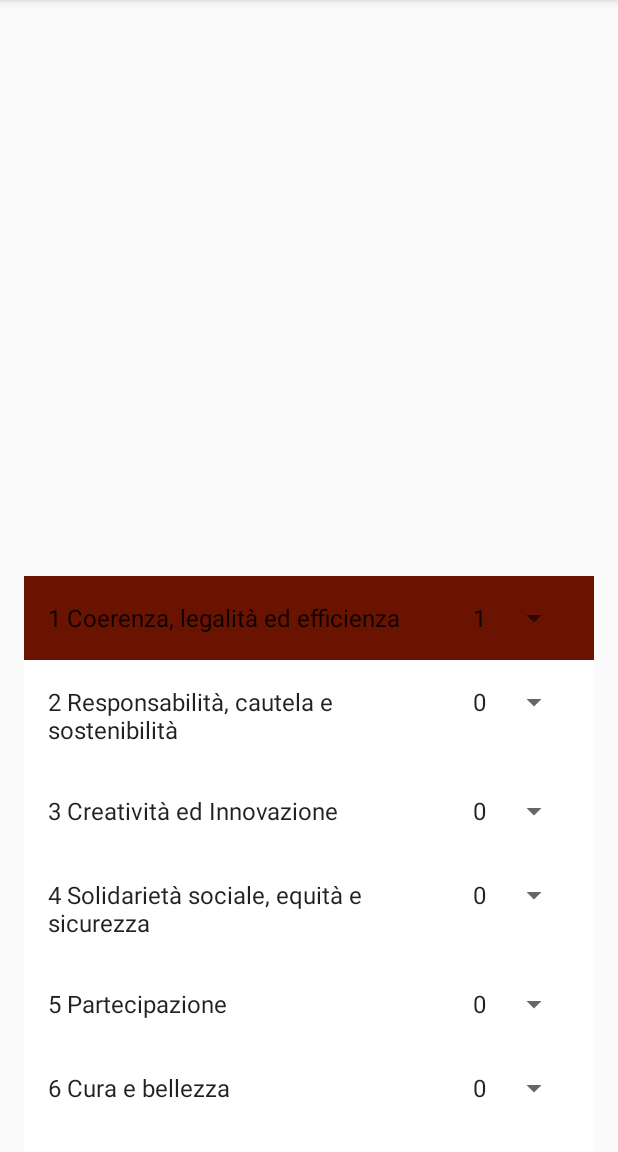
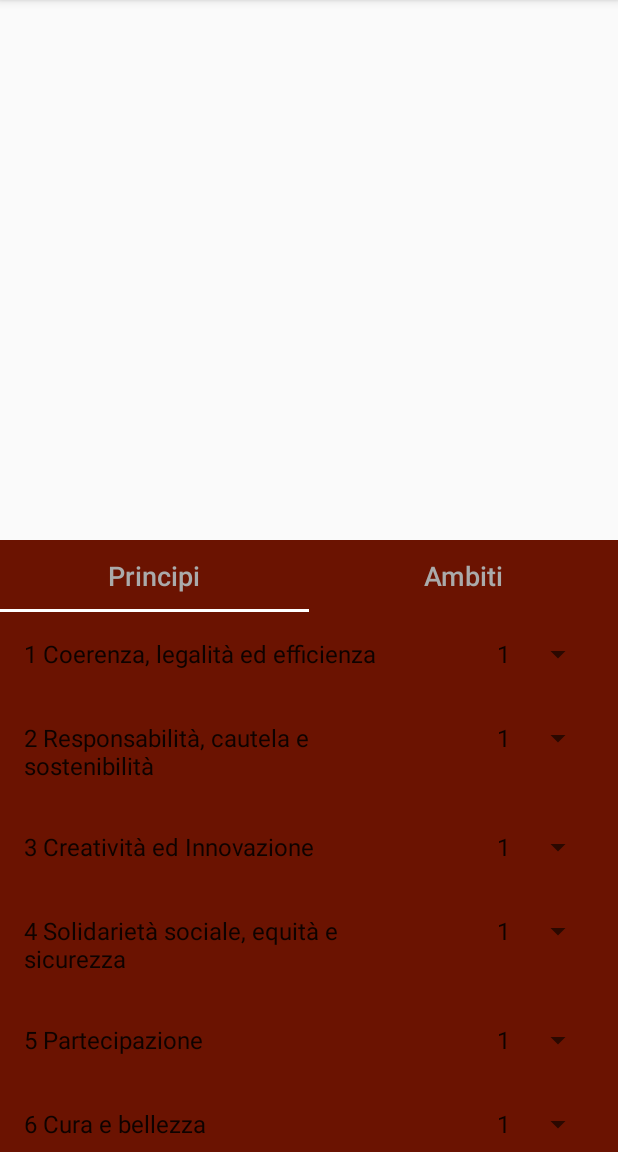
Before and after one commit to INDAPP/dynamicbrand, an Android app: the PrincipleFragment screen opened directly, with no data from a screen before it, on a phone screen of 412 x 824 dp, the part 84-1236 px from its top. Run offline under Robolectric (Android 15) with nearby library versions, the phone set to English and light mode, and no system bars; 4 statements that could not run were skipped.

Commit message:
Areas fragment implemented

```diff
--- a/app/src/main/java/it/fdc/dynamicbrand/AreaFragment.java
+++ b/app/src/main/java/it/fdc/dynamicbrand/AreaFragment.java
@@ -20,12 +20,8 @@ import java.util.List;
  * interface.
  */
 public class AreaFragment extends Fragment {
-
-    // TODO: Customize parameter argument names
-    private static final String ARG_COLUMN_COUNT = "column-count";
-    // TODO: Customize parameters
-    private int mColumnCount = 1;
     private OnAreaFragmentInteractionListener mListener;
+    private AreaViewAdapter mAdapter;
 
     /**
      * Mandatory empty constructor for the fragment manager to instantiate the
@@ -34,14 +30,15 @@ public class AreaFragment extends Fragment {
     public AreaFragment() {
     }
 
-    // TODO: Customize parameter initialization
-    @SuppressWarnings("unused")
-    public static AreaFragment newInstance(int columnCount) {
+    public static AreaFragment newInstance() {
         AreaFragment fragment = new AreaFragment();
-        Bundle args = new Bundle();
-        args.putInt(ARG_COLUMN_COUNT, columnCount);
-        fragment.setArguments(args);
+//        Bundle args = new Bundle();
+//        fragment.setArguments(args);
         return fragment;
+    }
+
+    public void update() {
+        mAdapter.notifyDataSetChanged();
     }
 
     @Override
@@ -49,7 +46,7 @@ public class AreaFragment extends Fragment {
         super.onCreate(savedInstanceState);
 
         if (getArguments() != null) {
-            mColumnCount = getArguments().getInt(ARG_COLUMN_COUNT);
+
         }
     }
 
@@ -62,12 +59,10 @@ public class AreaFragment extends Fragment {
         if (view instanceof RecyclerView) {
             Context context = view.getContext();
             RecyclerView recyclerView = (RecyclerView) view;
-            if (mColumnCount <= 1) {
-                recyclerView.setLayoutManager(new LinearLayoutManager(context));
-            } else {
-                recyclerView.setLayoutManager(new GridLayoutManager(context, mColumnCount));
-            }
-            recyclerView.setAdapter(new AreaViewAdapter(new ArrayList<Object>(), mListener));
+            recyclerView.setLayoutManager(new LinearLayoutManager(context));
+            String[] areas = getResources().getStringArray(R.array.areas_titles);
+            mAdapter = new AreaViewAdapter(areas, mListener);
+            recyclerView.setAdapter(mAdapter);
         }
         return view;
     }
@@ -101,7 +96,7 @@ public class AreaFragment extends Fragment {
      * >Communicating with Other Fragments</a> for more information.
      */
     public interface OnAreaFragmentInteractionListener {
-        // TODO: Update argument type and name
-        void onAreaFragmentInteraction(Object item);
+        boolean onRequestAreaValue(int index);
+        void onSetAreasValue(int index, boolean value);
     }
 }
--- a/app/src/main/java/it/fdc/dynamicbrand/AreaViewAdapter.java
+++ b/app/src/main/java/it/fdc/dynamicbrand/AreaViewAdapter.java
@@ -1,5 +1,7 @@
 package it.fdc.dynamicbrand;
 
+import android.graphics.Color;
+import android.support.v4.content.ContextCompat;
 import android.support.v7.widget.RecyclerView;
 import android.view.LayoutInflater;
 import android.view.View;
@@ -15,11 +17,11 @@ import java.util.List;
  */
 public class AreaViewAdapter extends RecyclerView.Adapter<AreaViewAdapter.ViewHolder> {
 
-    private final List<Object> mValues;
+    private final String[] mTitles;
     private final AreaFragment.OnAreaFragmentInteractionListener mListener;
 
-    public AreaViewAdapter(List<Object> items, AreaFragment.OnAreaFragmentInteractionListener listener) {
-        mValues = items;
+    public AreaViewAdapter(String[] values, AreaFragment.OnAreaFragmentInteractionListener listener) {
+        mTitles = values;
         mListener = listener;
     }
 
@@ -31,16 +33,21 @@ public class AreaViewAdapter extends RecyclerView.Adapter<AreaViewAdapter.ViewHo
     }
 
     @Override
-    public void onBindViewHolder(final ViewHolder holder, int position) {
-        holder.mItem = mValues.get(position);
+    public void onBindViewHolder(final ViewHolder holder, final int position) {
+        holder.mTitle.setText(mTitles[position]);
+        if (null != mListener)
+            holder.select(mListener.onRequestAreaValue(position));
+
+        holder.mView.setBackgroundColor(holder.isSelected() ?
+                ContextCompat.getColor(holder.mView.getContext(), R.color.colorPrimary) :
+                Color.WHITE);
 
         holder.mView.setOnClickListener(new View.OnClickListener() {
             @Override
             public void onClick(View v) {
                 if (null != mListener) {
-                    // Notify the active callbacks interface (the activity, if the
-                    // fragment is attached to one) that an item has been selected.
-                    mListener.onAreaFragmentInteraction(holder.mItem);
+
+                    mListener.onSetAreasValue(position, !holder.isSelected());
                 }
             }
         });
@@ -48,25 +55,26 @@ public class AreaViewAdapter extends RecyclerView.Adapter<AreaViewAdapter.ViewHo
 
     @Override
     public int getItemCount() {
-        return mValues.size();
+        return mTitles.length;
     }
 
     public class ViewHolder extends RecyclerView.ViewHolder {
         public final View mView;
-        public final TextView mIdView;
-        public final TextView mContentView;
-        public Object mItem;
+        public final TextView mTitle;
+        public boolean selected = false;
 
         public ViewHolder(View view) {
             super(view);
             mView = view;
-            mIdView = (TextView) view.findViewById(R.id.id);
-            mContentView = (TextView) view.findViewById(R.id.content);
+            mTitle = (TextView) view.findViewById(R.id.title);
         }
 
-        @Override
-        public String toString() {
-            return super.toString() + " '" + mContentView.getText() + "'";
+        public void select(boolean select) {
+            selected = select;
+        }
+
+        public boolean isSelected() {
+            return selected;
         }
     }
 }
--- a/app/src/main/java/it/fdc/dynamicbrand/GenerationActivity.java
+++ b/app/src/main/java/it/fdc/dynamicbrand/GenerationActivity.java
@@ -1,20 +1,43 @@
 package it.fdc.dynamicbrand;
 
+import android.support.design.widget.TabLayout;
+import android.support.v4.app.Fragment;
+import android.support.v4.app.FragmentManager;
+import android.support.v4.app.FragmentPagerAdapter;
+import android.support.v4.view.ViewPager;
 import android.support.v7.app.AppCompatActivity;
 import android.os.Bundle;
+import android.view.View;
 
-public class GenerationActivity extends AppCompatActivity implements PrincipleFragment.OnPrincipleFragmentInteractionListener {
+public class GenerationActivity extends AppCompatActivity implements
+        PrincipleFragment.OnPrincipleFragmentInteractionListener,
+        AreaFragment.OnAreaFragmentInteractionListener {
+    private String[] mSectionTitles;
     private int[] mPrinciples = new int[] {1,0,0,0,0,0,0,1,0};
+    private boolean[] mAreas = new boolean[] {false,false,false,false,false,false,false,false,false,
+            false,false,false};
 
 
     @Override
     protected void onCreate(Bundle savedInstanceState) {
         super.onCreate(savedInstanceState);
         setContentView(R.layout.activity_generation);
-        getSupportFragmentManager()
-                .beginTransaction()
-                .add(R.id.container, PrincipleFragment.newInstance(1))
-                .commit();
+
+        mSectionTitles = getResources().getStringArray(R.array.tab_section);
+
+        ViewPager pager = (ViewPager)findViewById(R.id.pager);
+        TabLayout tabLayout = (TabLayout)findViewById(R.id.tabLayout);
+        InputPagerAdapter adapter = new InputPagerAdapter(getSupportFragmentManager());
+        pager.setAdapter(adapter);
+        tabLayout.setupWithViewPager(pager);
+
+
+//        getSupportFragmentManager()
+//                .beginTransaction()
+//                .add(R.id.container, PrincipleFragment.newInstance(), "principles")
+//                .commit();
+
+
     }
 
     @Override
@@ -25,6 +48,51 @@ public class GenerationActivity extends AppCompatActivity implements PrincipleFr
     @Override
     public void onSetPrincipleValue(int index, int value) {
         mPrinciples[index] = value;
-        //TODO: refresh dell'elemento
+        PrincipleFragment fragment = (PrincipleFragment) getSupportFragmentManager()
+                .findFragmentByTag("android:switcher:" + R.id.pager + ":" + 0);
+        fragment.update();
+    }
+
+
+    @Override
+    public boolean onRequestAreaValue(int index) {
+        return mAreas[index];
+    }
+
+    @Override
+    public void onSetAreasValue(int index, boolean value) {
+        mAreas[index] = value;
+        AreaFragment fragment = (AreaFragment) getSupportFragmentManager()
+                .findFragmentByTag("android:switcher:" + R.id.pager + ":" + 1);
+        fragment.update();
+    }
+
+    class InputPagerAdapter extends FragmentPagerAdapter {
+
+        public InputPagerAdapter(FragmentManager fm) {
+            super(fm);
+        }
+
+        @Override
+        public Fragment getItem(int position) {
+            switch (position) {
+                case 0:
+                    return PrincipleFragment.newInstance();
+                case 1:
+                    return AreaFragment.newInstance();
+                default:
+                    return null;
+            }
+        }
+
+        @Override
+        public int getCount() {
+            return mSectionTitles.length;
+        }
+
+        @Override
+        public CharSequence getPageTitle(int position) {
+            return mSectionTitles[position];
+        }
     }
 }
--- a/app/src/main/java/it/fdc/dynamicbrand/PrincipleFragment.java
+++ b/app/src/main/java/it/fdc/dynamicbrand/PrincipleFragment.java
@@ -20,9 +20,8 @@ import java.util.List;
  * interface.
  */
 public class PrincipleFragment extends Fragment {
-    private static final String ARG_COLUMN_COUNT = "column-count";
-    private int mColumnCount = 1;
     private OnPrincipleFragmentInteractionListener mListener;
+    private PrincipleViewAdapter mAdapter;
 
     /**
      * Mandatory empty constructor for the fragment manager to instantiate the
@@ -31,12 +30,15 @@ public class PrincipleFragment extends Fragment {
     public PrincipleFragment() {
     }
 
-    public static PrincipleFragment newInstance(int columnCount) {
+    public static PrincipleFragment newInstance() {
         PrincipleFragment fragment = new PrincipleFragment();
-        Bundle args = new Bundle();
-        args.putInt(ARG_COLUMN_COUNT, columnCount);
-        fragment.setArguments(args);
+//        Bundle args = new Bundle();
+//        fragment.setArguments(args);
         return fragment;
+    }
+
+    public void update() {
+        mAdapter.notifyDataSetChanged();
     }
 
     @Override
@@ -44,7 +46,7 @@ public class PrincipleFragment extends Fragment {
         super.onCreate(savedInstanceState);
 
         if (getArguments() != null) {
-            mColumnCount = getArguments().getInt(ARG_COLUMN_COUNT);
+
         }
     }
 
@@ -57,13 +59,10 @@ public class PrincipleFragment extends Fragment {
         if (view instanceof RecyclerView) {
             Context context = view.getContext();
             RecyclerView recyclerView = (RecyclerView) view;
-            if (mColumnCount <= 1) {
-                recyclerView.setLayoutManager(new LinearLayoutManager(context));
-            } else {
-                recyclerView.setLayoutManager(new GridLayoutManager(context, mColumnCount));
-            }
+            recyclerView.setLayoutManager(new LinearLayoutManager(context));
             String[] principles = getResources().getStringArray(R.array.principles_titles);
-            recyclerView.setAdapter(new PrincipleViewAdapter(principles, mListener));
+            mAdapter = new PrincipleViewAdapter(principles, mListener);
+            recyclerView.setAdapter(mAdapter);
         }
         return view;
     }
--- a/app/src/main/java/it/fdc/dynamicbrand/PrincipleViewAdapter.java
+++ b/app/src/main/java/it/fdc/dynamicbrand/PrincipleViewAdapter.java
@@ -40,9 +40,9 @@ public class PrincipleViewAdapter extends RecyclerView.Adapter<PrincipleViewAdap
     @Override
     public void onBindViewHolder(final ViewHolder holder, final int position) {
         holder.mTitle.setText(mTitles[position]);
-        if (null != mListener) {
+        if (null != mListener)
             holder.setValue(mListener.onRequestPrincipleValue(position));
-        }
+
         holder.mView.setBackgroundColor(holder.getValue() > 0 ?
                 ContextCompat.getColor(holder.mView.getContext(), R.color.colorPrimary) :
                 Color.WHITE);
@@ -52,7 +52,8 @@ public class PrincipleViewAdapter extends RecyclerView.Adapter<PrincipleViewAdap
                 if (null != mListener) {
                     // Notify the active callbacks interface (the activity, if the
                     // fragment is attached to one) that an item has been selected.
-                    mListener.onSetPrincipleValue(position, 1);
+
+                    mListener.onSetPrincipleValue(position, holder.getValue() > 0 ? 0 : 1);
                 }
             }
         });
@@ -86,7 +87,7 @@ public class PrincipleViewAdapter extends RecyclerView.Adapter<PrincipleViewAdap
         public ViewHolder(View view, String[] values) {
             super(view);
             mView = view;
-            mTitle = (TextView) view.findViewById(R.id.id);
+            mTitle = (TextView) view.findViewById(R.id.title);
             mSpinner = (Spinner) view.findViewById(R.id.spinner);
             mSpinner.setAdapter(new ArrayAdapter<>(view.getContext(),
                     android.R.layout.simple_spinner_item,values));
--- a/app/src/main/res/layout/activity_generation.xml
+++ b/app/src/main/res/layout/activity_generation.xml
@@ -12,11 +12,18 @@
         android:layout_width="match_parent"
         android:layout_height="0dp"
         android:layout_weight="1"
-
         />
 
-    <FrameLayout
-        android:id="@+id/container"
+    <android.support.design.widget.TabLayout
+        android:id="@+id/tabLayout"
+        app:tabTextAppearance="@style/AppTabTextAppearance"
+        android:background="?attr/colorPrimary"
+        android:theme="@style/ThemeOverlay.AppCompat.Dark"
+        android:layout_width="match_parent"
+        android:layout_height="wrap_content"/>
+
+    <android.support.v4.view.ViewPager
+        android:id="@+id/pager"
         android:layout_width="match_parent"
         android:layout_height="0dp"
         android:layout_weight="1" />
--- a/app/src/main/res/layout/cell_principle.xml
+++ b/app/src/main/res/layout/cell_principle.xml
@@ -5,7 +5,7 @@
     android:orientation="horizontal">
 
     <TextView
-        android:id="@+id/id"
+        android:id="@+id/title"
         android:layout_width="0dp"
         android:layout_weight="1"
         android:layout_height="wrap_content"
--- a/app/src/main/res/values/strings.xml
+++ b/app/src/main/res/values/strings.xml
@@ -1,5 +1,10 @@
 <resources>
     <string name="app_name">Dynamic Brand</string>
+
+    <string-array name="tab_section">
+        <item>Principi</item>
+        <item>Ambiti</item>
+    </string-array>
 
     <string-array name="principles_titles">
         <item>1 Coerenza, legalità ed efficienza</item>
@@ -21,4 +26,19 @@
         <item>4</item>
         <item>5</item>
     </string-array>
+
+    <string-array name="areas_titles">
+        <item>A Cultura, arte</item>
+        <item>B Progettazione e design</item>
+        <item>C Ricerca e innovazione tecnologica</item>
+        <item>D Welfare di comunità e servizi</item>
+        <item>E Servizi alle imprese</item>
+        <item>F Formazione</item>
+        <item>G Informatica</item>
+        <item>H Finanza etica</item>
+        <item>I Energie rinnovabili ed efficenza energetica</item>
+        <item>L Produzioni e manufatti</item>
+        <item>M Produzioni agroalimentari</item>
+        <item>N Archivi e documentazione</item>
+    </string-array>
 </resources>
--- a/app/src/main/res/values/styles.xml
+++ b/app/src/main/res/values/styles.xml
@@ -8,4 +8,21 @@
         <item name="colorAccent">@color/colorAccent</item>
     </style>
 
+    <style name="AppTabLayout" parent="Widget.Design.TabLayout">
+        <item name="tabIndicatorColor">?attr/colorAccent</item>
+        <item name="tabIndicatorHeight">4dp</item>
+        <item name="tabPaddingStart">6dp</item>
+        <item name="tabPaddingEnd">6dp</item>
+        <item name="tabBackground">?attr/selectableItemBackground</item>
+        <item name="tabTextAppearance">@style/AppTabTextAppearance</item>
+        <item name="tabSelectedTextColor">@color/colorAccent</item>
+    </style>
+
+    <!-- for text -->
+    <style name="AppTabTextAppearance" parent="TextAppearance.Design.Tab">
+        <item name="android:textSize">18sp</item>
+        <item name="android:textColor">@android:color/darker_gray</item>
+        <item name="textAllCaps">false</item>
+    </style>
+
 </resources>
```
Also changed, not shown: app/src/main/res/layout/cell_area.xml (+3 -9 lines).
